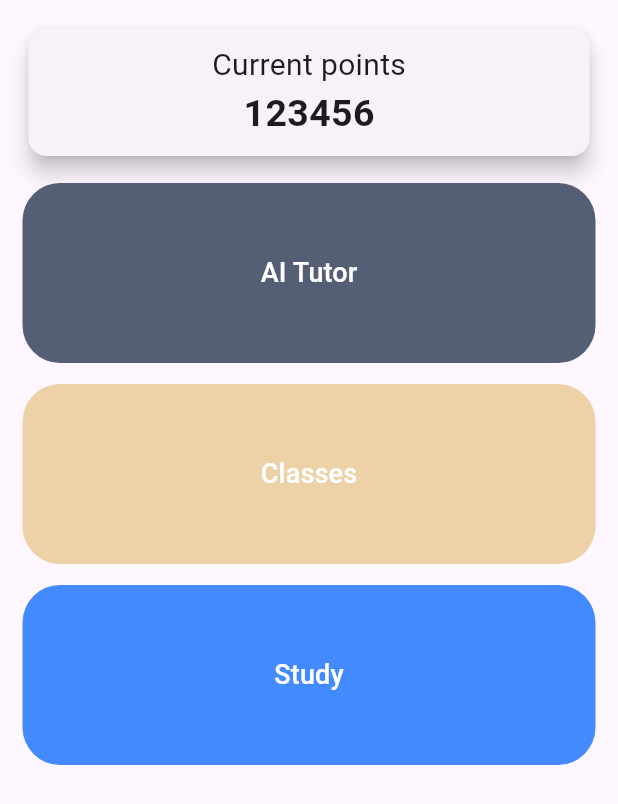
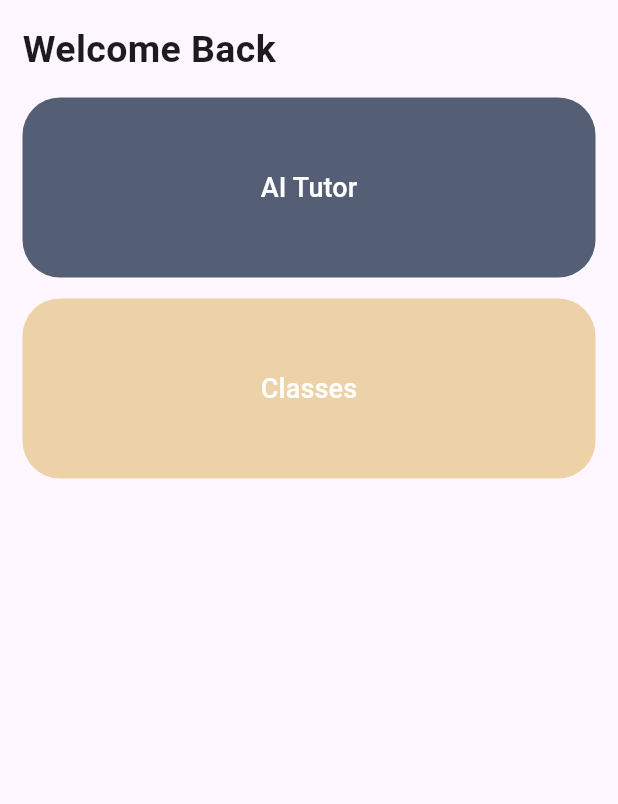
Before and after one commit to albert-a0/grades_cracker, a Flutter app: the screen it shows after launch, on a phone screen of 412 x 824 dp. Shown: the top 804 px of the screen. Run offline on Flutter 3.47's test engine with Material 3 defaults, Android fonts, the phone set to English and light mode, and no system bars; our stand-ins replace firebase_ai, firebase_core, go_router, hive; missing offline and left inert: dart:ffi; accounts and stored records are empty.

Commit message:
removed the study feature

```diff
--- a/lib/main.dart
+++ b/lib/main.dart
@@ -10,6 +10,8 @@ import 'package:grades_cracker/screens/class_add_screen.dart';
 import 'package:grades_cracker/screens/class_info_screen.dart';
 import 'package:grades_cracker/screens/classes_screen.dart';
 import 'package:grades_cracker/screens/dash_screen.dart';
+import 'package:grades_cracker/screens/questions_screen.dart';
+import 'package:grades_cracker/screens/study_screen.dart';
 import 'package:hive/hive.dart';
 import 'package:path_provider/path_provider.dart';
 import 'package:firebase_ai/firebase_ai.dart';
@@ -48,7 +50,12 @@ class MyApp extends StatelessWidget {
             final selectedClass = state.extra as StudentClass;
 
             return ClassInfoScreen(studentClass: selectedClass);}),
-            GoRoute(path: "/aiassistant",builder: (ctx,state) {return AppAssistant();})
+          GoRoute(path: "/aiassistant",builder: (ctx,state) {return AppAssistant();}),
+          GoRoute(path: "/study",builder: (ctx,state) {return StudyScreen();}),
+          GoRoute(path: "/study/questions",builder: (ctx,state) {
+            final questions = state.extra as String;
+
+            return QuestionsScreen(questions);})
         ]
       ),
     );
--- a/lib/models/student_class.dart
+++ b/lib/models/student_class.dart
@@ -1,3 +1,5 @@
+
+import 'dart:ffi';
 
 import 'package:hive/hive.dart';
 
@@ -10,9 +12,29 @@ class StudentClass extends HiveObject {
   String? className;
 
   @HiveField(1)
-  List<int> grades = [];
+  String? classTeacher;
 
   @HiveField(2)
+  double? classCredit;
+
+
+  @HiveField(3)
+  double? homeworkPercent;
+
+  @HiveField(4)
+  double? testPercent;
+
+  @HiveField(5)
+  double? quizPercent;
+
+  @HiveField(6)
+  double? otherPercent;
+
+
+  @HiveField(7)
+  List<double> grades = [];
+
+  @HiveField(8)
   List<String> gradesType = [];
 
 }
--- a/lib/screens/classes_screen.dart
+++ b/lib/screens/classes_screen.dart
@@ -16,6 +16,7 @@ class _ClassesScreenState extends State<ClassesScreen> {
 
   final box = Hive.box("appbox3");
   late var st = box.values;
+
 
   @override
   void dispose() {
@@ -50,7 +51,7 @@ class _ClassesScreenState extends State<ClassesScreen> {
                             crossAxisAlignment: CrossAxisAlignment.start,
                             children: [
                               Text(st.elementAt(ind).className.toString(),style: TextStyle(fontSize: 18,fontWeight: FontWeight.w600),),
-                              Text("GPA: 4.0")
+                              Text("Teacher: ${st.elementAt(ind).classTeacher}")
                             ]
                         ),
                         Spacer(),
--- a/lib/screens/dash_screen.dart
+++ b/lib/screens/dash_screen.dart
@@ -26,25 +26,7 @@ class _DashScreenState extends State<DashScreen> {
                 child: Column(
                   crossAxisAlignment: CrossAxisAlignment.start,
                   children: [
-                    Container(
-                      width: double.infinity,
-                      child: Card(
-                        elevation: 6,
-                        child: Center(
-                          child: Padding(padding: EdgeInsetsGeometry.all(10),
-                            child: Column(
-                                children: [
-                                  Text("Current points",style: TextStyle(fontSize: 20)),
-                                  Text("123456",style: TextStyle(fontSize: 25,fontWeight: FontWeight.w600))
-                                ]
-                            ),
-                          ),
-
-                        ),
-                      ),
-
-                    ),
-
+                    Text("Welcome Back",style: TextStyle(fontSize: 25,fontWeight: FontWeight.w600)),
                     SizedBox(height: 14),
                     Container(
                       decoration: BoxDecoration(color: Color.fromRGBO(84, 94, 117,1),borderRadius: BorderRadius.all(Radius.circular(25))),
@@ -67,19 +49,18 @@ class _DashScreenState extends State<DashScreen> {
                             GoRouter.of(context).go("/classes");
                           },
                           child: Text("Classes",style: TextStyle(fontSize: 18,color: Colors.white), )),
-                    ),
-                    SizedBox(height: 14),
-                    Container(
-                      decoration: BoxDecoration(color: Colors.blueAccent,borderRadius: BorderRadius.all(Radius.circular(25))),
-                      width: double.infinity,
-                      height: 120,
-                      child: TextButton(
-
-                          onPressed: (){
-
-                          },
-                          child: Text("Study",style: TextStyle(fontSize: 18,color: Colors.white), )),
-                    ),
+                    )
+                    // Container(
+                    //   decoration: BoxDecoration(color: Colors.blueAccent,borderRadius: BorderRadius.all(Radius.circular(25))),
+                    //   width: double.infinity,
+                    //   height: 120,
+                    //   child: TextButton(
+                    //
+                    //       onPressed: (){
+                    //         GoRouter.of(context).go("/study");
+                    //       },
+                    //       child: Text("Study",style: TextStyle(fontSize: 18,color: Colors.white), )),
+                    // ),
 
                   ],
                 ),
--- a/lib/widgets/grade_container_widget.dart
+++ b/lib/widgets/grade_container_widget.dart
@@ -2,7 +2,7 @@ import 'package:flutter/material.dart';
 
 class GradeContainerWidget extends StatelessWidget{
   GradeContainerWidget(this.pressed,{super.key, required this.grade,required this.ins,this.gradetype});
-  final int grade;
+  final double grade;
   final int ins;
   void Function(int ii) pressed;
   final String? gradetype;
```
Also changed, not shown: lib/screens/class_add_screen.dart (+33 -5 lines), lib/screens/class_info_screen.dart (+93 -9 lines), lib/screens/questions_screen.dart (added, +94 -0 lines), lib/screens/study_screen.dart (added, +87 -0 lines), lib/models/student_class.g.dart.
